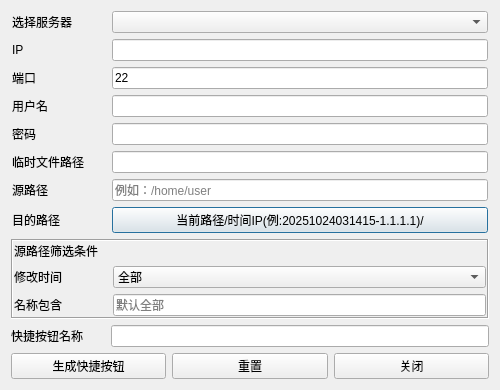
Old version of the form UI/get_files_dlg.ui in the repository xingqi-git/OneClick.
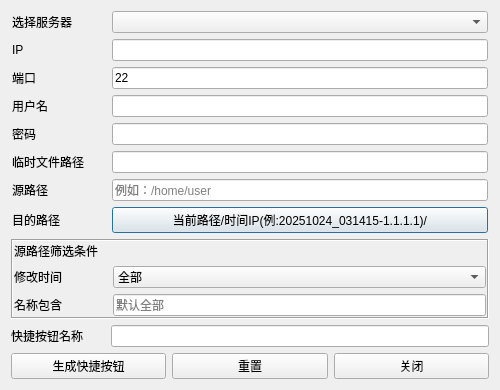
New version of the form.

What changed in the file:
```diff
--- a/UI/get_files_dlg.ui
+++ b/UI/get_files_dlg.ui
@@ -129,7 +129,7 @@
         <number>-1</number>
        </property>
        <property name="text">
-        <string>当前路径/时间IP(例:20251024031415-1.1.1.1)/</string>
+        <string>当前路径/时间IP(例:20251024_031415-1.1.1.1)/</string>
        </property>
       </widget>
      </item>
```
